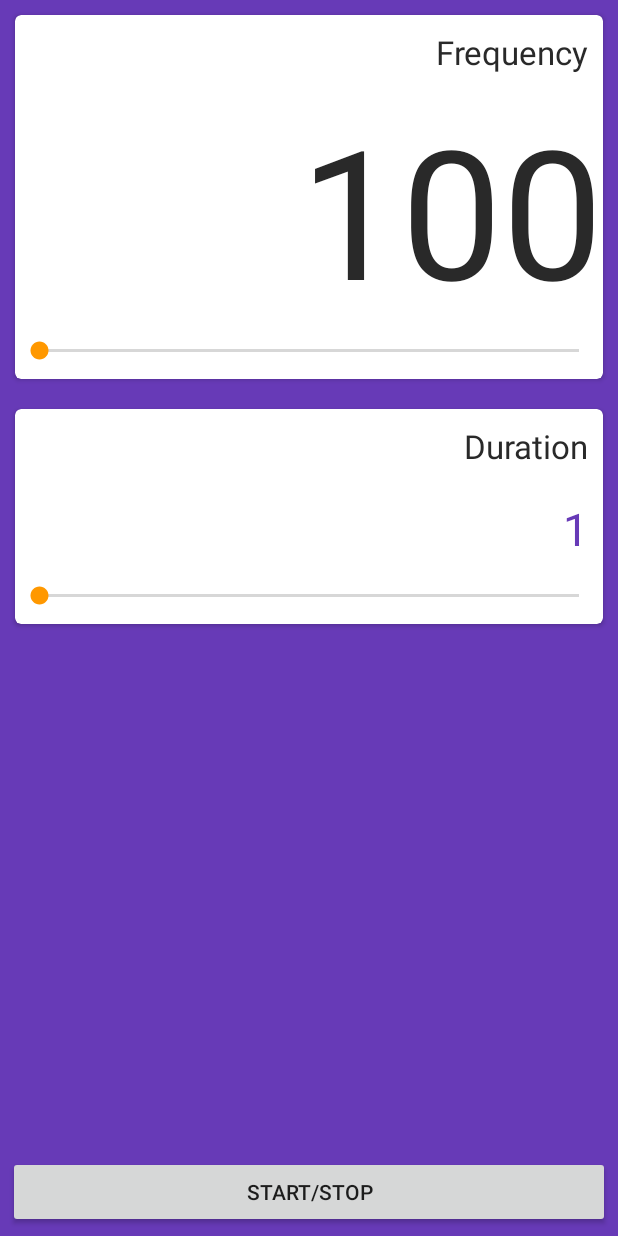
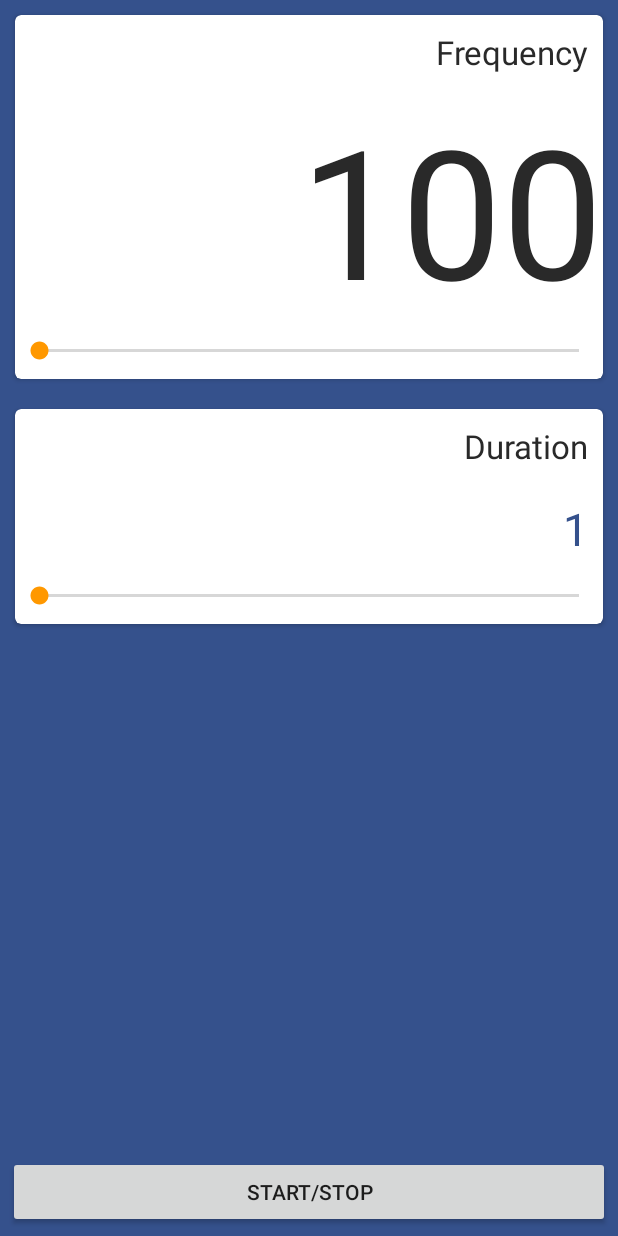
Before and after one commit to nisrulz/zentone, an Android app: the screen it shows after launch (MainActivity), on a phone screen of 412 x 824 dp. Run offline under Robolectric (Android 15) with nearby library versions, the phone set to English and light mode, and no system bars.

Commit message:
(*) updated colors, launcher icons

```diff
--- a/app/src/main/res/values/colors.xml
+++ b/app/src/main/res/values/colors.xml
@@ -1,7 +1,7 @@
 <?xml version="1.0" encoding="utf-8"?>
 <resources>
-    <color name="primary">#673AB7</color>
-    <color name="primary_dark">#512DA8</color>
+    <color name="primary">#35518C</color>
+    <color name="primary_dark">#2B4374</color>
     <color name="primary_light">#D1C4E9</color>
     <color name="accent">#FF9800</color>
     <color name="primary_text">#292929</color>
```
Also changed, not shown: app/src/main/res/mipmap-hdpi/ic_launcher.png, app/src/main/res/mipmap-mdpi/ic_launcher.png, app/src/main/res/mipmap-xhdpi/ic_launcher.png, app/src/main/res/mipmap-xxhdpi/ic_launcher.png.
